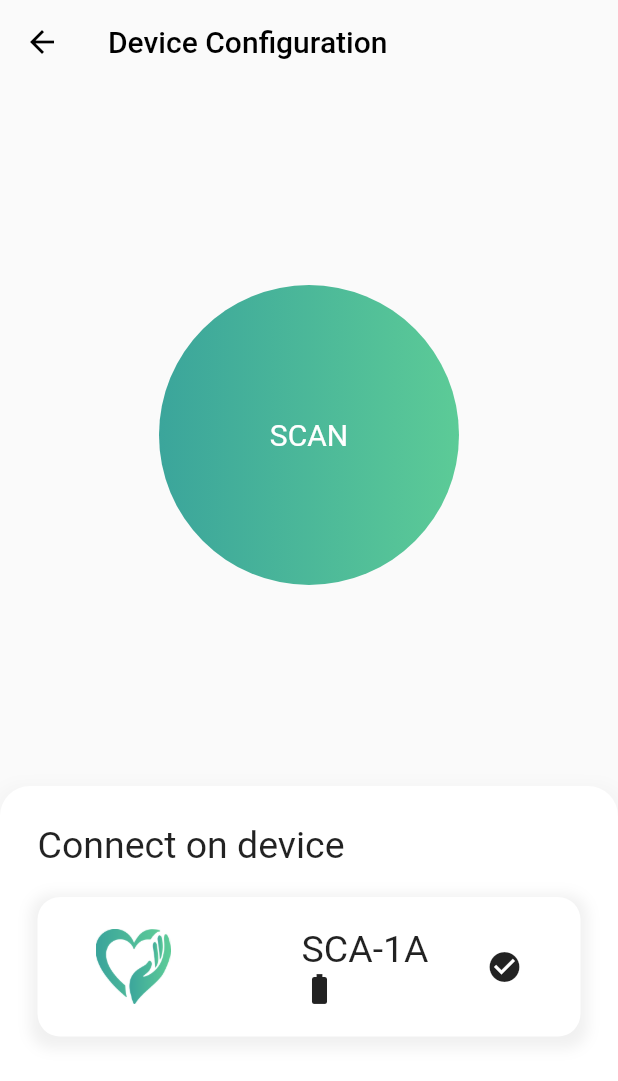
After one commit to AliArRidla/SI-SCA, a Flutter app: the ProfileScreen screen opened directly, after a tap on "Device Configuration", on a phone screen of 412 x 824 dp. The commit adds this screen. Shown: the top 1081 px of the screen. Run offline on Flutter 3.47's test engine with Material 2 defaults, Android fonts, the phone set to English and light mode, and no system bars.

Commit message:
add device screen

```diff
--- /dev/null
+++ b/lib/views/device/device.dart
@@ -0,0 +1,110 @@
+import 'package:flutter/material.dart';
+import 'package:si_sca/utils/theme.dart';
+
+class DeviceScreen extends StatelessWidget {
+  const DeviceScreen({Key? key}) : super(key: key);
+
+  @override
+  Widget build(BuildContext context) {
+    return Scaffold(
+      appBar: AppBar(
+        title: Text("Device Configuration"),
+        elevation: 0,
+        backgroundColor: Colors.transparent,
+        foregroundColor: Colors.black,
+      ),
+      body: Center(
+        child: Column(
+          children: [
+            Expanded(
+              child: Container(
+                width: 200,
+                height: 200,
+                decoration: ShapeDecoration(
+                  // color: Colors.blue,
+                  gradient: primaryGradient,
+                  shape: CircleBorder(),
+                ),
+                child: Center(
+                  child: Text("SCAN",
+                      style: TextStyle(
+                        fontSize: 20,
+                        color: Colors.white,
+                      )),
+                ),
+              ),
+            ),
+            Container(
+              height: 300,
+              // color: Colors.grey,
+              decoration: BoxDecoration(
+                color: Colors.white,
+                borderRadius: BorderRadius.vertical(top: Radius.circular(20.0)),
+                boxShadow: [
+                  BoxShadow(
+                    color: Color.fromARGB(255, 200, 200, 200).withOpacity(0.1),
+                    spreadRadius: 5,
+                    blurRadius: 7,
+                    offset: Offset(0, 3), // changes position of shadow
+                  ),
+                ],
+              ),
+              child: Container(
+                margin: EdgeInsets.symmetric(horizontal: 25, vertical: 25),
+                child: Column(
+                  crossAxisAlignment: CrossAxisAlignment.start,
+                  children: [
+                    Text("Connect on device", style: TextStyle(fontSize: 25)),
+                    SizedBox(
+                      height: 20,
+                    ),
+                    Container(
+                      // margin: EdgeInsets.symmetric(horizontal: 30),
+                      padding: EdgeInsets.symmetric(vertical: 20),
+                      decoration: BoxDecoration(
+                        color: Colors.white,
+                        borderRadius: BorderRadius.only(
+                            topLeft: Radius.circular(15),
+                            topRight: Radius.circular(15),
+                            bottomLeft: Radius.circular(15),
+                            bottomRight: Radius.circular(15)),
+                        boxShadow: [
+                          BoxShadow(
+                            color: Color.fromARGB(255, 113, 113, 113)
+                                .withOpacity(0.1),
+                            spreadRadius: 5,
+                            blurRadius: 7,
+                            offset: Offset(0, 3), // changes position of shadow
+                          ),
+                        ],
+                      ),
+                      child: Row(
+                        mainAxisAlignment: MainAxisAlignment.spaceEvenly,
+                        children: [
+                          Image.asset(
+                            'lib/assets/images/logo.png',
+                            width: 50,
+                          ),
+                          SizedBox(
+                            width: 10,
+                          ),
+                          Column(
+                              crossAxisAlignment: CrossAxisAlignment.start,
+                              children: [
+                                Text("SCA-1A", style: TextStyle(fontSize: 25)),
+                                Icon(Icons.battery_full),
+                              ]),
+                          Icon(Icons.check_circle)
+                        ],
+                      ),
+                    ),
+                  ],
+                ),
+              ),
+            )
+          ],
+        ),
+      ),
+    );
+  }
+}
--- a/lib/views/profile/profile.dart
+++ b/lib/views/profile/profile.dart
@@ -1,4 +1,5 @@
 import 'package:flutter/material.dart';
+import 'package:si_sca/views/device/device.dart';
 import 'package:si_sca/views/settings/settings.dart';
 
 class ProfileScreen extends StatelessWidget {
@@ -63,7 +64,14 @@ class ProfileScreen extends StatelessWidget {
                 ),
               ),
             ),
-            Container(
+            InkWell(
+              onTap: () {
+                Navigator.push(
+                    context,
+                    MaterialPageRoute(
+                        builder: (context) => const DeviceScreen()));
+              },
+              child: Container(
                 margin: EdgeInsets.symmetric(horizontal: 30),
                 padding: EdgeInsets.symmetric(vertical: 20),
                 decoration: BoxDecoration(
@@ -75,7 +83,8 @@ class ProfileScreen extends StatelessWidget {
                       bottomRight: Radius.circular(15)),
                   boxShadow: [
                     BoxShadow(
-                    color: Color.fromARGB(255, 200, 200, 200).withOpacity(0.1),
+                      color:
+                          Color.fromARGB(255, 200, 200, 200).withOpacity(0.1),
                       spreadRadius: 5,
                       blurRadius: 7,
                       offset: Offset(0, 3), // changes position of shadow
@@ -93,6 +102,7 @@ class ProfileScreen extends StatelessWidget {
                   ],
                 ),
               ),
+            ),
           ],
         ),
       ),
```
Lines whose indentation alone changed are shown as unchanged.
